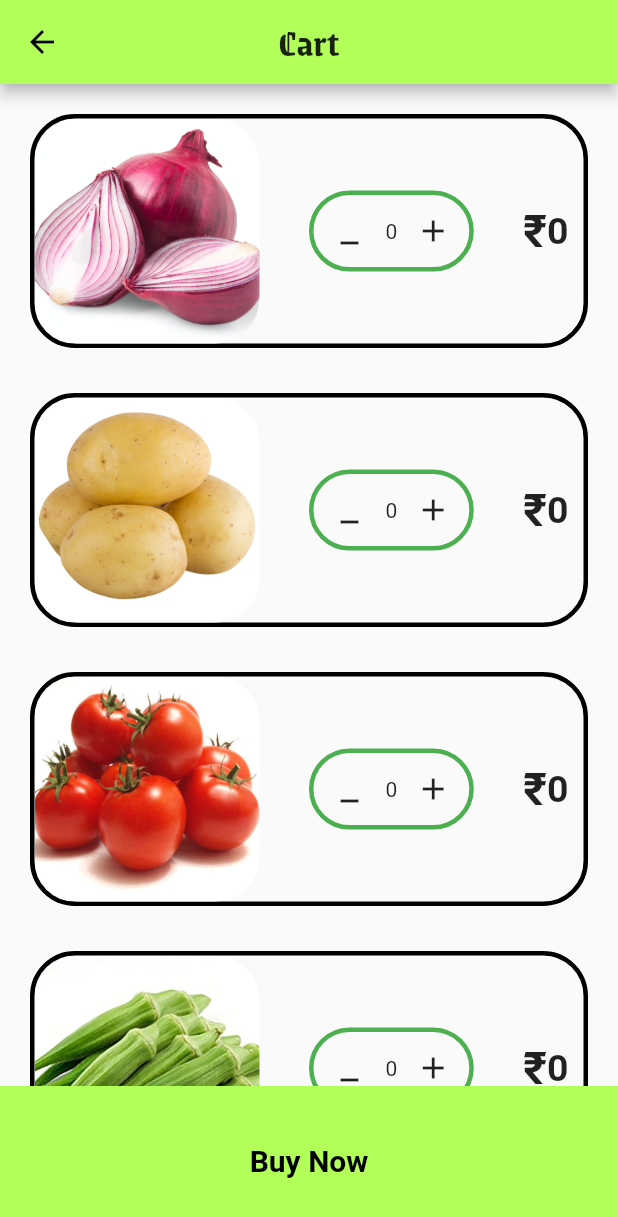
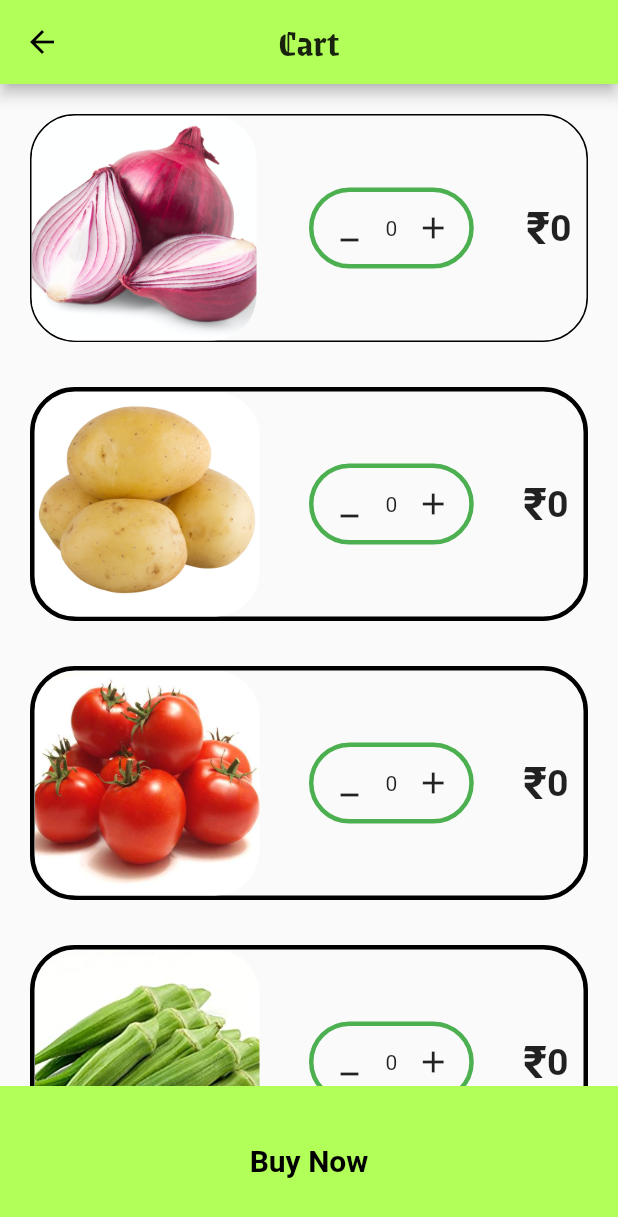
Before and after one commit to syamsundar1/veggie, a Flutter app: the CartScreen screen opened directly, on a phone screen of 412 x 824 dp. Shown: the top 1217 px of the screen. Run offline on Flutter 3.47's test engine with Material 2 defaults, Android fonts, the phone set to English and light mode, and no system bars; our stand-ins replace cloud_firestore, firebase_core; accounts and stored records are empty.

Commit message:
done the work

```diff
--- a/lib/screens/cartscreen.dart
+++ b/lib/screens/cartscreen.dart
@@ -88,6 +88,7 @@ class _CartScreenState extends State<CartScreen> {
         centerTitle: true,
       ),
       body: SingleChildScrollView(
+        // scrollDirection: Axi,
         physics: BouncingScrollPhysics(),
         child: Container(
           padding: EdgeInsets.all(20.0),
@@ -97,7 +98,7 @@ class _CartScreenState extends State<CartScreen> {
                 padding: EdgeInsets.only(right: 10.0),
                 decoration: BoxDecoration(
                     borderRadius: BorderRadius.circular(30.0),
-                    border: Border.all(width: 3.0)),
+                    border: Border.all(width: 1.0)),
                 child: Row(
                   crossAxisAlignment: CrossAxisAlignment.center,
                   mainAxisAlignment: MainAxisAlignment.spaceBetween,
```
